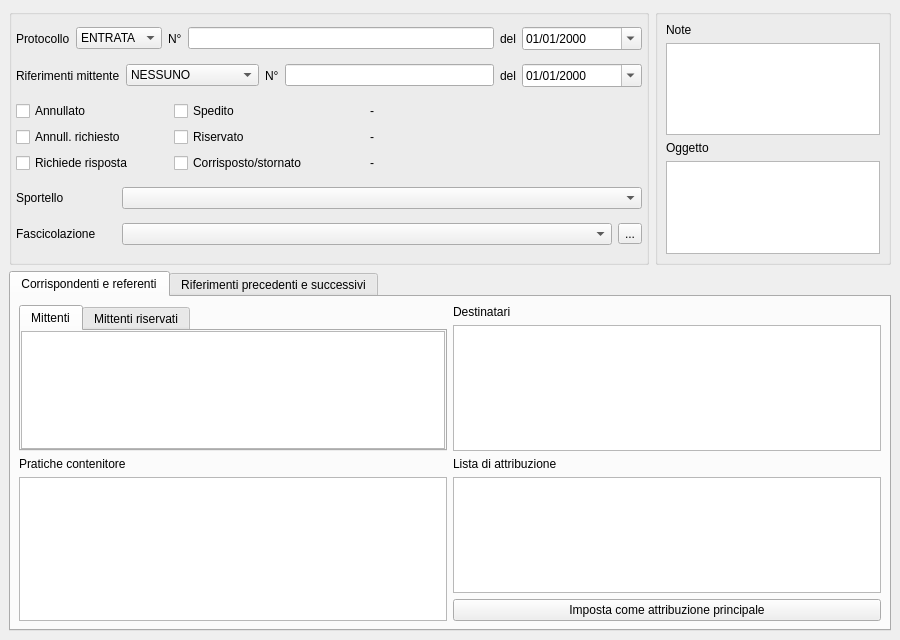
tizianolattisi/suitegda, file src/com/axiastudio/suite/protocollo/forms/protocollo.ui: the form before one commit.
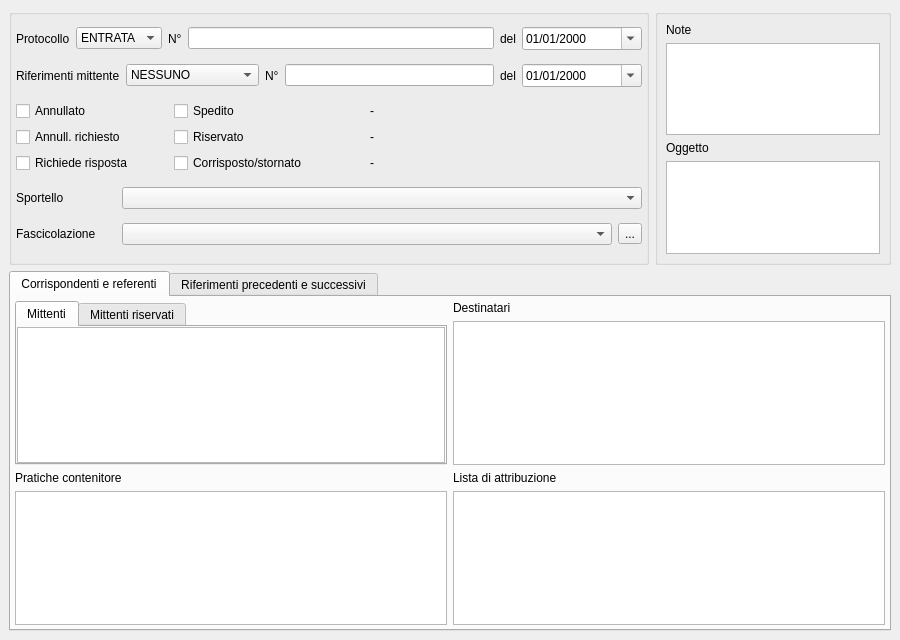
The form after the commit. Custom widgets are drawn as their Qt base class.

Commit message: Le pratiche riservate non visualizzano l'oggetto nella lista delle pratiche del protocollo e nelle ricerche. E' stato creato un getter adhoc per verificare se restituire la descrizione o la dicitura "RISERVATO".

What changed in the file:
```diff
--- a/src/com/axiastudio/suite/protocollo/forms/protocollo.ui
+++ b/src/com/axiastudio/suite/protocollo/forms/protocollo.ui
@@ -576,7 +576,7 @@
        </attribute>
        <layout class="QGridLayout" name="gridLayout_4">
         <property name="margin">
-         <number>8</number>
+         <number>4</number>
         </property>
         <item row="0" column="0" rowspan="2">
          <widget class="QTabWidget" name="tabWidget_sinistra">
@@ -692,7 +692,7 @@
           </property>
          </widget>
         </item>
-        <item row="3" column="0" rowspan="2">
+        <item row="3" column="0">
          <widget class="com.axiastudio.pypapi.ui.widgets.PyPaPiTableView" name="tableView_pratiche">
           <property name="columns" stdset="0">
            <string>pratica</string>
@@ -718,13 +718,6 @@
           </property>
          </widget>
         </item>
-        <item row="4" column="1">
-         <widget class="QPushButton" name="pushButton_principale">
-          <property name="text">
-           <string>Imposta come attribuzione principale</string>
-          </property>
-         </widget>
-        </item>
        </layout>
       </widget>
       <widget class="QWidget" name="tab_2">
```
Left out of the diff: 2 changed lines with no effect on the pictures. The commit also changes 4 other files.
